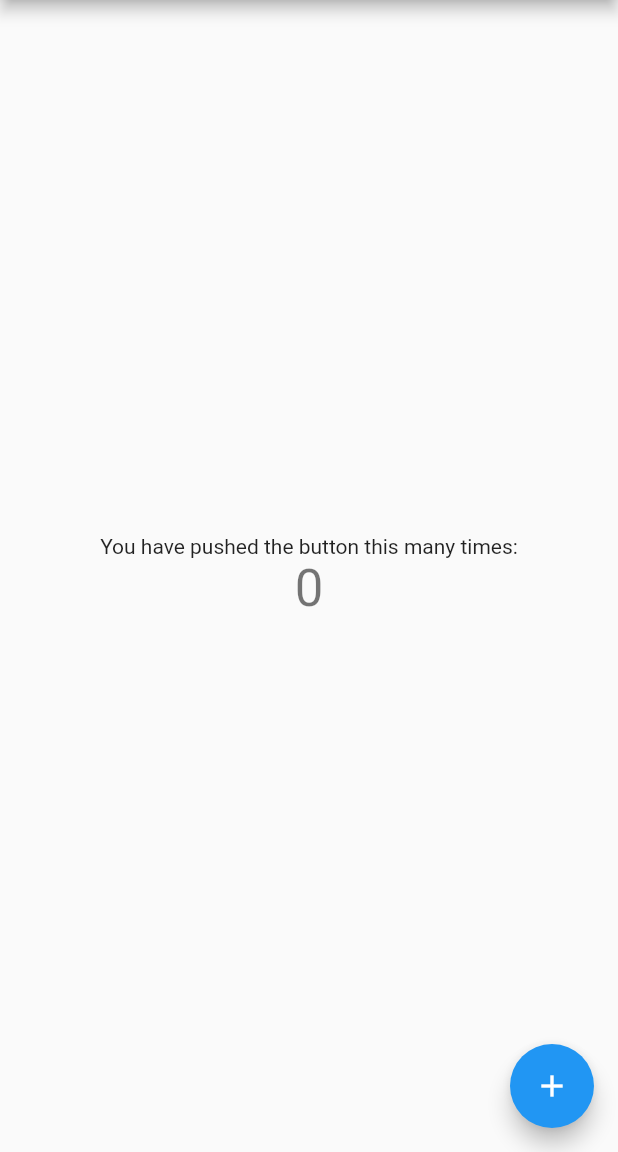
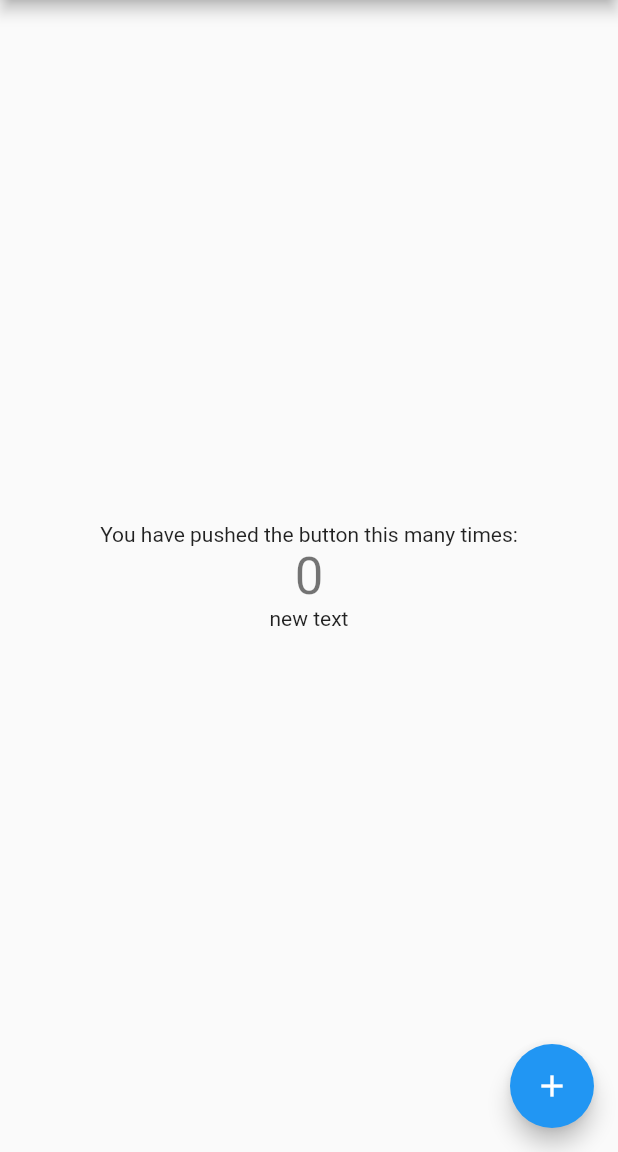
Before and after one commit to CvamKr/git_learning_github, a Flutter app: the screen it shows after launch, on a phone screen of 412 x 824 dp, the part 84-1236 px from its top. Run offline on Flutter 3.47's test engine with Material 2 defaults, Android fonts, the phone set to English and light mode, and no system bars.

Commit message:
added new text

```diff
--- a/lib/main.dart
+++ b/lib/main.dart
@@ -9,15 +9,7 @@ class MyApp extends StatelessWidget {
     return MaterialApp(
       title: 'Flutter Demo',
       theme: ThemeData(
-        // This is the theme of your application.
-        //
-        // Try running your application with "flutter run". You'll see the
-        // application has a blue toolbar. Then, without quitting the app, try
-        // changing the primarySwatch below to Colors.green and then invoke
-        // "hot reload" (press "r" in the console where you ran "flutter run",
-        // or simply save your changes to "hot reload" in a Flutter IDE).
-        // Notice that the counter didn't reset back to zero; the application
-        // is not restarted.
+
         primarySwatch: Colors.blue,
       ),
       home: MyHomePage(title: 'Flutter Demo Home Page'),
@@ -28,14 +20,6 @@ class MyApp extends StatelessWidget {
 class MyHomePage extends StatefulWidget {
   MyHomePage({Key key, this.title}) : super(key: key);
 
-  // This widget is the home page of your application. It is stateful, meaning
-  // that it has a State object (defined below) that contains fields that affect
-  // how it looks.
-
-  // This class is the configuration for the state. It holds the values (in this
-  // case the title) provided by the parent (in this case the App widget) and
-  // used by the build method of the State. Fields in a Widget subclass are
-  // always marked "final".
 
   final String title;
 
@@ -48,11 +32,7 @@ class _MyHomePageState extends State<MyHomePage> {
 
   void _incrementCounter() {
     setState(() {
-      // This call to setState tells the Flutter framework that something has
-      // changed in this State, which causes it to rerun the build method below
-      // so that the display can reflect the updated values. If we changed
-      // _counter without calling setState(), then the build method would not be
-      // called again, and so nothing would appear to happen.
+
       _counter++;
     });
   }
@@ -98,6 +78,8 @@ class _MyHomePageState extends State<MyHomePage> {
               '$_counter',
               style: Theme.of(context).textTheme.display1,
             ),
+
+            Text('new text')
           ],
         ),
       ),
```
